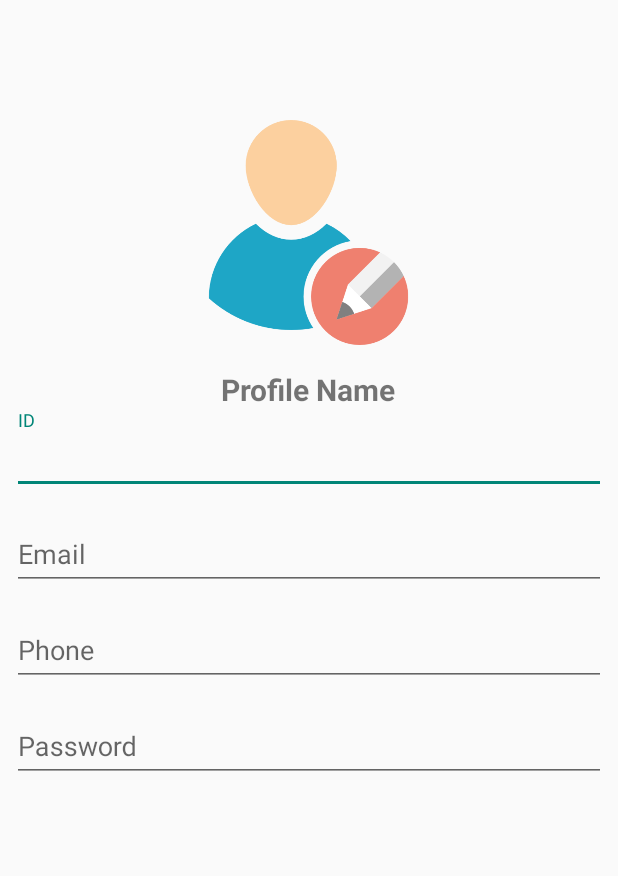
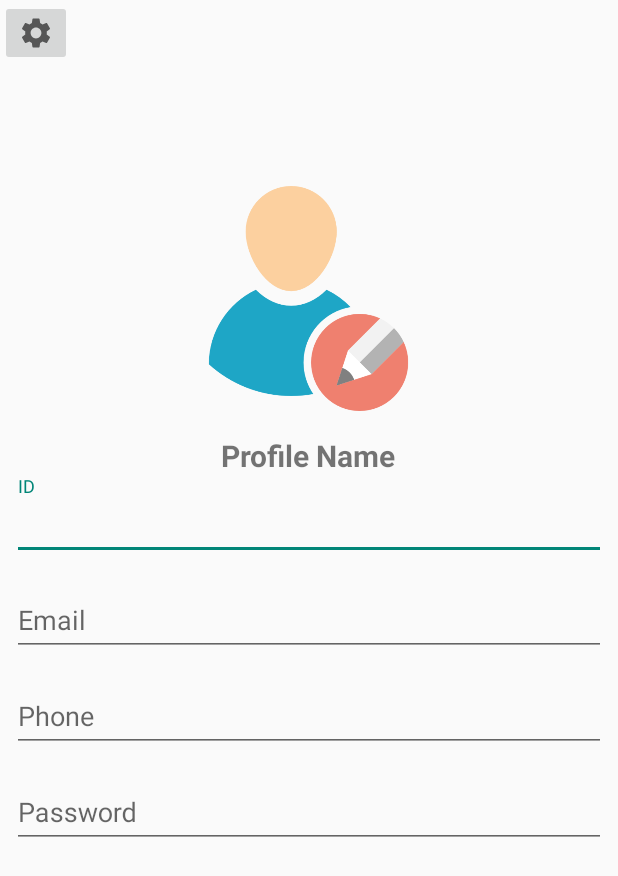
Before and after one commit to IzabelaB205/GardenManagmentApp, an Android app: the layout fragment_profile.xml on its own in the app's theme, with its tools: preview values and no code run, on a phone screen of 412 x 824 dp. Shown: the top 876 px of the screen. Run offline under Robolectric (Android 15) with nearby library versions, the phone set to English and light mode, and no system bars.

Commit message:
profile changes

```diff
--- a/app/src/main/res/layout/fragment_profile.xml
+++ b/app/src/main/res/layout/fragment_profile.xml
@@ -6,86 +6,94 @@
     android:orientation="vertical"
     tools:context=".fragments.ProfileFragment">
 
-  <!--  <de.hdodenhof.circleimageview.CircleImageView
-        xmlns:app="http://schemas.android.com/apk/res-auto"
-        android:id="@+id/profile_image"
-        android:layout_width="96dp"
-        android:layout_height="96dp"
-        android:layout_gravity="center|top"
-        android:layout_marginTop="80dp"
-        android:layout_marginBottom="16dp"
-        android:src="@drawable/ic_profile"
-        app:civ_border_width="2dp"
-        app:civ_border_color="#FF000000"
-        android:clickable="true"
-        android:scaleType="centerCrop"/>-->
+    <ImageButton
+        android:id="@+id/profile_edit_image_view"
+        android:layout_width="wrap_content"
+        android:layout_height="wrap_content"
+        android:src="@drawable/ic_settings" />
 
     <ImageView
-        android:id="@+id/profile_image"
+        android:id="@+id/profile_image_view"
         android:layout_width="150dp"
         android:layout_height="150dp"
         android:layout_gravity="center|top"
         android:layout_marginTop="80dp"
         android:layout_marginBottom="16dp"
-        android:src="@drawable/profile"
-        android:clickable="true"
-        android:scaleType="fitXY"/>
-
-
+        android:clickable="false"
+        android:scaleType="fitXY"
+        android:src="@drawable/profile" />
 
     <TextView
         android:id="@+id/profile_username_text_view"
         android:layout_width="wrap_content"
         android:layout_height="wrap_content"
         android:layout_gravity="center"
-        android:textStyle="bold"
+        android:text="Profile Name"
         android:textSize="20sp"
-        android:text="Profile Name"/>
+        android:textStyle="bold" />
 
     <com.google.android.material.textfield.TextInputLayout
         android:layout_width="match_parent"
         android:layout_height="wrap_content">
+
         <com.google.android.material.textfield.TextInputEditText
+            android:id="@+id/profile_id_edit_text"
             android:layout_width="match_parent"
             android:layout_height="match_parent"
             android:layout_margin="8dp"
-            android:id="@+id/profile_id_edit_text"
             android:hint="@string/id_label"
-            android:inputType="number"/>
+            android:inputType="number" />
     </com.google.android.material.textfield.TextInputLayout>
 
     <com.google.android.material.textfield.TextInputLayout
         android:layout_width="match_parent"
         android:layout_height="wrap_content">
+
         <com.google.android.material.textfield.TextInputEditText
+            android:id="@+id/profile_email_edit_text"
             android:layout_width="match_parent"
             android:layout_height="match_parent"
             android:layout_margin="8dp"
-            android:id="@+id/profile_email_edit_text"
             android:hint="@string/email_label" />
     </com.google.android.material.textfield.TextInputLayout>
 
     <com.google.android.material.textfield.TextInputLayout
         android:layout_width="match_parent"
         android:layout_height="wrap_content">
+
         <com.google.android.material.textfield.TextInputEditText
+            android:id="@+id/profile_phone_edit_text"
             android:layout_width="match_parent"
             android:layout_height="match_parent"
             android:layout_margin="8dp"
-            android:id="@+id/profile_phone_edit_text"
             android:hint="@string/phone_label"
-            android:inputType="phone"/>
+            android:inputType="phone" />
     </com.google.android.material.textfield.TextInputLayout>
 
     <com.google.android.material.textfield.TextInputLayout
         android:layout_width="match_parent"
         android:layout_height="wrap_content">
+
         <com.google.android.material.textfield.TextInputEditText
+            android:id="@+id/profile_password_edit_text"
             android:layout_width="match_parent"
             android:layout_height="match_parent"
             android:layout_margin="8dp"
-            android:id="@+id/profile_password_edit_text"
             android:hint="@string/password_label" />
     </com.google.android.material.textfield.TextInputLayout>
 
+    <Button
+        android:id="@+id/profile_save_button"
+        android:layout_width="wrap_content"
+        android:layout_height="wrap_content"
+        android:text="@string/save_button"
+        android:visibility="gone"/>
+
+    <Button
+        android:id="@+id/profile_cancel_button"
+        android:layout_width="wrap_content"
+        android:layout_height="wrap_content"
+        android:text="@string/cancel_button"
+        android:visibility="gone"/>
+
 </LinearLayout>
```
Also changed, not shown: app/src/main/java/com/example/gardenmanagmentapp/activities/MainActivity.java (+5 -6 lines), app/src/main/java/com/example/gardenmanagmentapp/database/FirebaseDatabaseHelper.java (+26 -1 lines), app/src/main/java/com/example/gardenmanagmentapp/fragments/ProfileFragment.java (+174 -62 lines).
